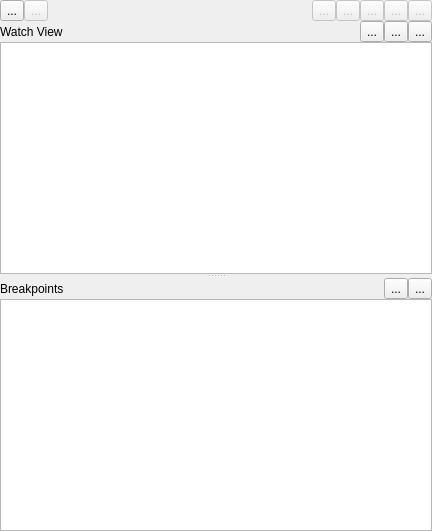
This is debuginterface.ui in martinribelotta/embedded-ide as Qt 5 draws it before an edit. The edited form follows.
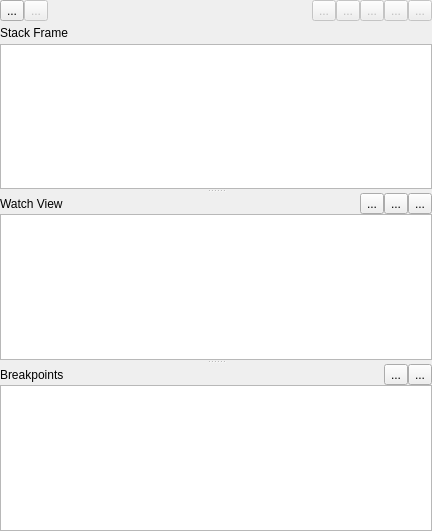
This is the edited form. Icons and pictures are not drawn.

```diff
--- a/debuginterface.ui
+++ b/debuginterface.ui
@@ -13,7 +13,7 @@
   <property name="windowTitle">
    <string>Form</string>
   </property>
-  <layout class="QVBoxLayout" name="verticalLayout_3">
+  <layout class="QVBoxLayout" name="verticalLayout">
    <property name="spacing">
     <number>0</number>
    </property>
@@ -213,7 +213,7 @@
       <enum>Qt::Vertical</enum>
      </property>
      <widget class="QWidget" name="layoutWidget">
-      <layout class="QVBoxLayout" name="verticalLayout">
+      <layout class="QVBoxLayout" name="verticalLayout_1">
        <property name="spacing">
         <number>0</number>
        </property>
@@ -224,13 +224,47 @@
          </property>
          <item>
           <widget class="QLabel" name="label">
+           <property name="minimumSize">
+            <size>
+             <width>0</width>
+             <height>23</height>
+            </size>
+           </property>
+           <property name="text">
+            <string>Stack Frame</string>
+           </property>
+          </widget>
+         </item>
+        </layout>
+       </item>
+       <item>
+        <widget class="QTreeView" name="treeFrame">
+         <property name="editTriggers">
+          <set>QAbstractItemView::NoEditTriggers</set>
+         </property>
+        </widget>
+       </item>
+      </layout>
+     </widget>
+     <widget class="QWidget" name="layoutWidget_2">
+      <layout class="QVBoxLayout" name="verticalLayout_3">
+       <property name="spacing">
+        <number>0</number>
+       </property>
+       <item>
+        <layout class="QHBoxLayout" name="horizontalLayout_4">
+         <property name="spacing">
+          <number>0</number>
+         </property>
+         <item>
+          <widget class="QLabel" name="label_3">
            <property name="text">
             <string>Watch View</string>
            </property>
           </widget>
          </item>
          <item>
-          <widget class="QToolButton" name="buttonWatchAdd">
+          <widget class="QToolButton" name="buttonWatchAdd_2">
            <property name="toolTip">
             <string>Add Watch</string>
            </property>
@@ -250,7 +284,7 @@
           </widget>
          </item>
          <item>
-          <widget class="QToolButton" name="buttonWatchRemove">
+          <widget class="QToolButton" name="buttonWatchRemove_2">
            <property name="toolTip">
             <string>Remove Selected Watch</string>
            </property>
@@ -270,7 +304,7 @@
           </widget>
          </item>
          <item>
-          <widget class="QToolButton" name="buttonWatchClear">
+          <widget class="QToolButton" name="buttonWatchClear_2">
            <property name="toolTip">
             <string>Clear All Watchs</string>
            </property>
@@ -292,7 +326,11 @@
         </layout>
        </item>
        <item>
-        <widget class="QListWidget" name="listWatchs"/>
+        <widget class="QListWidget" name="listWatchs_2">
+         <property name="editTriggers">
+          <set>QAbstractItemView::NoEditTriggers</set>
+         </property>
+        </widget>
        </item>
       </layout>
      </widget>
```
Left out of the diff: 6 changed lines with no effect on the pictures.
